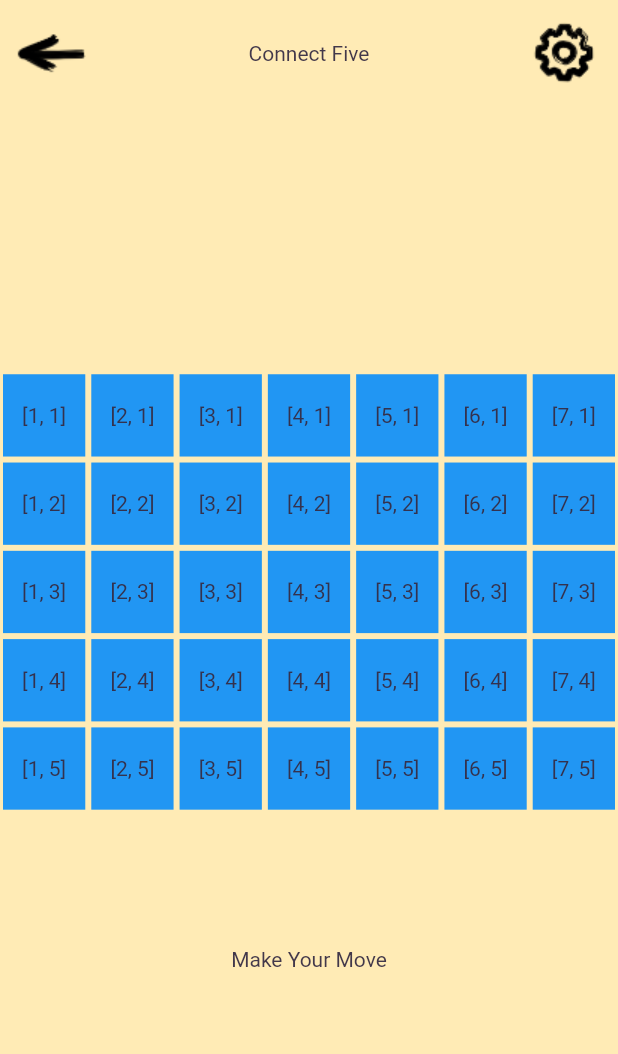
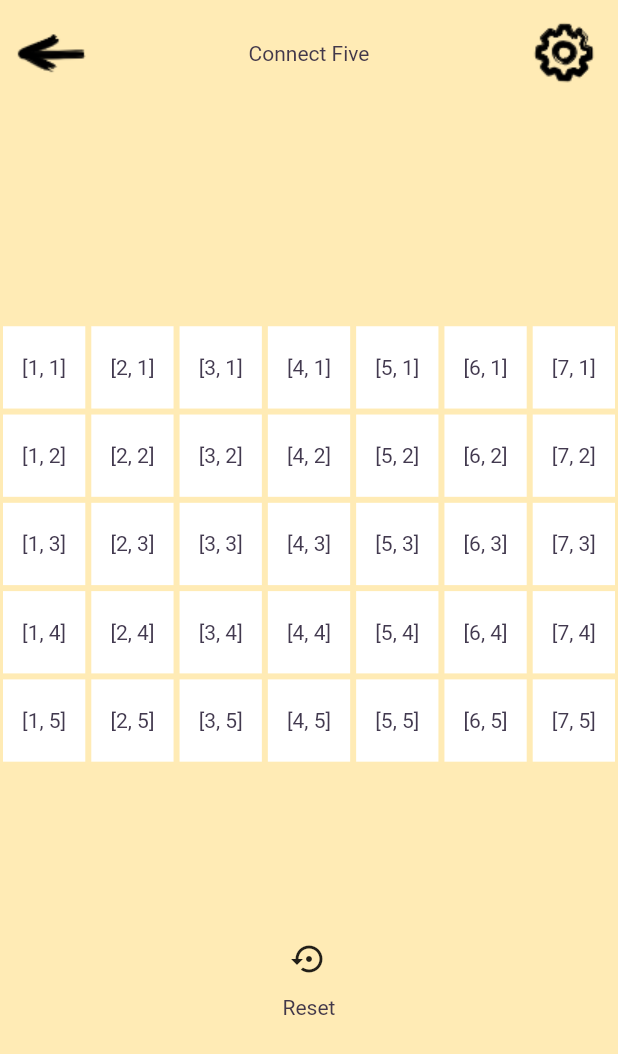
Before and after one commit to davefaliskie/game_1, a Flutter app: the PlaySessionScreen screen opened directly with sample values from the repository, on a phone screen of 412 x 824 dp. Shown: the top 1054 px of the screen. Run offline on Flutter 3.47's test engine with Material 2 defaults, Android fonts, the light colour scheme and no system bars; our stand-ins replace audioplayers, firebase_core, firebase_crashlytics, go_router, google_mobile_ads, in_app_purchase and 1 more; missing offline and left inert: games_services; accounts and stored records are empty.

Commit message:
set btn state on click

```diff
--- a/lib/src/play_session/board_tile.dart
+++ b/lib/src/play_session/board_tile.dart
@@ -1,7 +1,11 @@
 import 'package:flutter/material.dart';
+import 'package:logging/logging.dart';
+
+enum TileState { blank, player, ai }
 
 class BoardTile extends StatefulWidget {
   final List position;
+  static final Logger _log = Logger('_BoardTile');
 
   const BoardTile({super.key, required this.position});
 
@@ -10,14 +14,35 @@ class BoardTile extends StatefulWidget {
 }
 
 class _BoardTileState extends State<BoardTile> {
+  TileState _tileState = TileState.blank;
+
   @override
   Widget build(BuildContext context) {
-    return Padding(
-      padding: const EdgeInsets.all(2.0),
-      child: Container(
-        color: Colors.blue,
-        child: Center(child: Text("${widget.position}")),
+    return InkResponse(
+      onTap: () {
+        print("${widget.position} was clicked");
+        setState(() {
+          _tileState = TileState.player;
+        });
+      },
+      child: Padding(
+        padding: const EdgeInsets.all(2.0),
+        child: Container(
+          color: tileColor(_tileState),
+          child: Center(child: Text("${widget.position}")),
+        ),
       ),
     );
   }
+
+  Color tileColor(TileState tileState) {
+    switch (tileState) {
+      case TileState.blank:
+        return Colors.white;
+      case TileState.player:
+        return Colors.amber;
+      case TileState.ai:
+        return Colors.redAccent;
+    }
+  }
 }
--- a/lib/src/play_session/game_board.dart
+++ b/lib/src/play_session/game_board.dart
@@ -13,6 +13,11 @@ class GameBoard extends StatefulWidget {
 
 class _GameBoardState extends State<GameBoard> {
   @override
+  void didUpdateWidget(covariant GameBoard oldWidget) {
+    super.didUpdateWidget(oldWidget);
+  }
+
+  @override
   Widget build(BuildContext context) {
     return SizedBox(
       height: 400,
@@ -27,7 +32,6 @@ class _GameBoardState extends State<GameBoard> {
               ],
             ),
           ),
-          Text("Make Your Move"),
         ],
       ),
     );
--- a/lib/src/play_session/play_session_screen.dart
+++ b/lib/src/play_session/play_session_screen.dart
@@ -74,8 +74,7 @@ class _PlaySessionScreenState extends State<PlaySessionScreen> {
                           ),
                           Text("Connect Five"),
                           InkResponse(
-                            onTap: () =>
-                                GoRouter.of(context).push('/settings'),
+                            onTap: () => GoRouter.of(context).push('/settings'),
                             child: Image.asset(
                               'assets/images/settings.png',
                               semanticLabel: 'Settings',
@@ -86,6 +85,11 @@ class _PlaySessionScreenState extends State<PlaySessionScreen> {
                     ),
                     Spacer(),
                     GameBoard(boardSetting: boardSetting),
+                    IconButton(
+                      onPressed: () {},
+                      icon: Icon(Icons.settings_backup_restore),
+                    ),
+                    Text("Reset"),
                     Spacer(),
                   ],
                 ),
```
